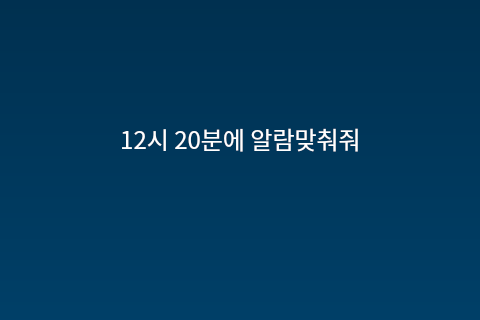
This is ui/main.ui in sdg9670/SHS-Speaker as Qt 5 draws it before an edit; both pictures show x 0 to 480 and y 232 to 552 of the 480 by 795 pixel window. The edited form follows.
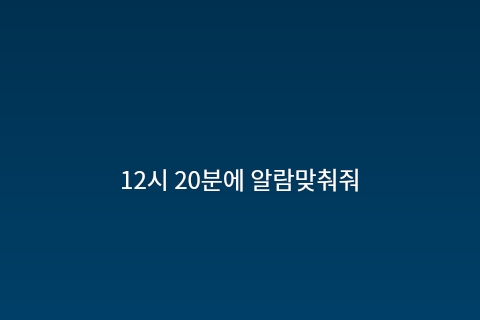
This is the edited form.

The edit to the form file:
```diff
--- a/ui/main.ui
+++ b/ui/main.ui
@@ -48,7 +48,7 @@
    <property name="geometry">
     <rect>
      <x>30</x>
-     <y>280</y>
+     <y>320</y>
      <width>421</width>
      <height>181</height>
     </rect>
```
